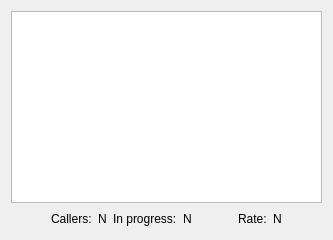
saitohirga/WSJT-X, file widgets/FoxLogWindow.ui: the form before one commit.
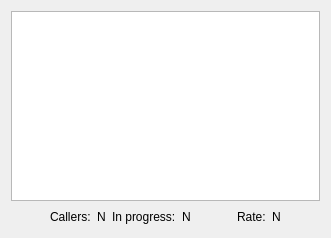
The form after the commit.

What changed in the file:
```diff
--- a/widgets/FoxLogWindow.ui
+++ b/widgets/FoxLogWindow.ui
@@ -2,12 +2,30 @@
 <ui version="4.0">
  <class>FoxLogWindow</class>
  <widget class="QWidget" name="FoxLogWindow">
+  <property name="geometry">
+   <rect>
+    <x>0</x>
+    <y>0</y>
+    <width>331</width>
+    <height>238</height>
+   </rect>
+  </property>
   <property name="windowTitle">
    <string>Fox Log</string>
   </property>
   <layout class="QVBoxLayout" name="verticalLayout">
    <item>
-    <widget class="QTableView" name="log_table_view"/>
+    <widget class="QTableView" name="log_table_view">
+     <property name="alternatingRowColors">
+      <bool>true</bool>
+     </property>
+     <property name="selectionMode">
+      <enum>QAbstractItemView::SingleSelection</enum>
+     </property>
+     <attribute name="horizontalHeaderStretchLastSection">
+      <bool>true</bool>
+     </attribute>
+    </widget>
    </item>
    <item>
     <layout class="QHBoxLayout" name="horizontalLayout">
```
